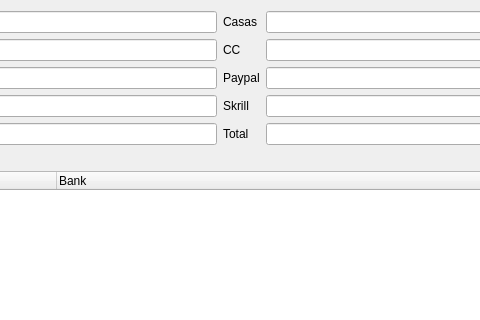
This is ui/banks.ui in soker90/betcon as Qt 5 draws it before an edit; both pictures show x 255 to 735 and y 0 to 320 of the 950 by 705 pixel window. The edited form follows.
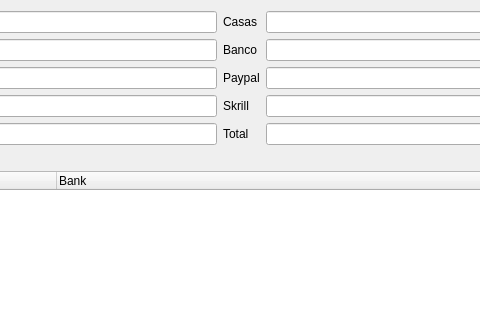
This is the edited form.

What changed in the file:
```diff
--- a/ui/banks.ui
+++ b/ui/banks.ui
@@ -102,7 +102,7 @@
        <item row="1" column="0">
         <widget class="QLabel" name="label_26">
          <property name="text">
-          <string>CC</string>
+          <string>Banco</string>
          </property>
         </widget>
        </item>
```
